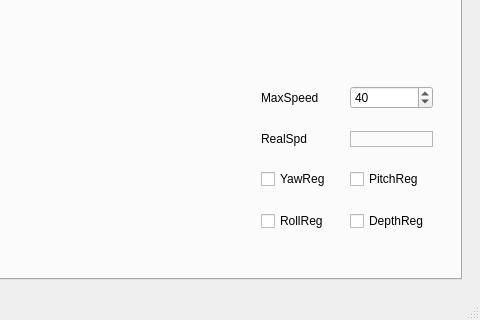
Old version of the form qt/cc/mainwindow.ui in the repository AndrewGrishchenko/MATE2021; both pictures show x 471 to 951 and y 357 to 677 of the 951 by 677 pixel window.
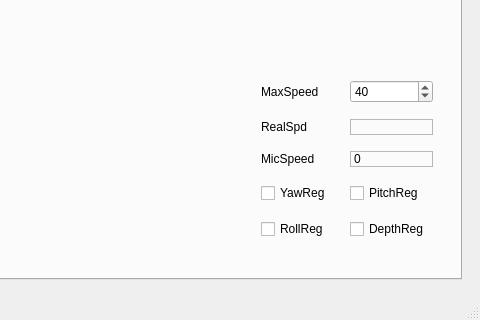
New version of the form. Custom widgets are drawn as their Qt base class.

The edit to the form file:
```diff
--- a/qt/cc/mainwindow.ui
+++ b/qt/cc/mainwindow.ui
@@ -150,29 +150,6 @@
                   <item>
                    <widget class="QWidget" name="gridWidget" native="true">
                     <layout class="QGridLayout" name="gridLayout_6">
-                     <item row="1" column="1">
-                      <widget class="QLabel" name="RealSpd_Value2">
-                       <property name="sizePolicy">
-                        <sizepolicy hsizetype="Preferred" vsizetype="Fixed">
-                         <horstretch>0</horstretch>
-                         <verstretch>0</verstretch>
-                        </sizepolicy>
-                       </property>
-                       <property name="frameShape">
-                        <enum>QFrame::StyledPanel</enum>
-                       </property>
-                       <property name="text">
-                        <string/>
-                       </property>
-                      </widget>
-                     </item>
-                     <item row="2" column="1">
-                      <widget class="QCheckBox" name="PitchReg_Enabler2">
-                       <property name="text">
-                        <string>PitchReg</string>
-                       </property>
-                      </widget>
-                     </item>
                      <item row="0" column="1">
                       <widget class="QSpinBox" name="MaxSpeed_Value2">
                        <property name="value">
@@ -180,6 +157,36 @@
                        </property>
                       </widget>
                      </item>
+                     <item row="3" column="0">
+                      <widget class="QCheckBox" name="YawReg_Enabler2">
+                       <property name="text">
+                        <string>YawReg</string>
+                       </property>
+                      </widget>
+                     </item>
+                     <item row="4" column="0">
+                      <widget class="QCheckBox" name="RollReg_Enabler2">
+                       <property name="text">
+                        <string>RollReg</string>
+                       </property>
+                      </widget>
+                     </item>
+                     <item row="1" column="1">
+                      <widget class="QLabel" name="RealSpd_Value2">
+                       <property name="sizePolicy">
+                        <sizepolicy hsizetype="Preferred" vsizetype="Fixed">
+                         <horstretch>0</horstretch>
+                         <verstretch>0</verstretch>
+                        </sizepolicy>
+                       </property>
+                       <property name="frameShape">
+                        <enum>QFrame::StyledPanel</enum>
+                       </property>
+                       <property name="text">
+                        <string/>
+                       </property>
+                      </widget>
+                     </item>
                      <item row="0" column="0">
                       <widget class="QLabel" name="label_31">
                        <property name="text">
@@ -187,13 +194,6 @@
                        </property>
                       </widget>
                      </item>
-                     <item row="2" column="0">
-                      <widget class="QCheckBox" name="YawReg_Enabler2">
-                       <property name="text">
-                        <string>YawReg</string>
-                       </property>
-                      </widget>
-                     </item>
                      <item row="1" column="0">
                       <widget class="QLabel" name="label_32">
                        <property name="text">
@@ -201,20 +201,43 @@
                        </property>
                       </widget>
                      </item>
-                     <item row="3" column="0">
-                      <widget class="QCheckBox" name="RollReg_Enabler2">
-                       <property name="text">
-                        <string>RollReg</string>
-                       </property>
-                      </widget>
-                     </item>
-                     <item row="3" column="1">
+                     <item row="4" column="1">
                       <widget class="QCheckBox" name="DepthReg_Enabler2">
                        <property name="text">
                         <string>DepthReg</string>
                        </property>
                       </widget>
                      </item>
+                     <item row="3" column="1">
+                      <widget class="QCheckBox" name="PitchReg_Enabler2">
+                       <property name="text">
+                        <string>PitchReg</string>
+                       </property>
+                      </widget>
+                     </item>
+                     <item row="2" column="0">
+                      <widget class="QLabel" name="label_34">
+                       <property name="text">
+                        <string>MicSpeed</string>
+                       </property>
+                      </widget>
+                     </item>
+                     <item row="2" column="1">
+                      <widget class="QLabel" name="MicSpeed_label">
+                       <property name="sizePolicy">
+                        <sizepolicy hsizetype="Preferred" vsizetype="Fixed">
+                         <horstretch>0</horstretch>
+                         <verstretch>0</verstretch>
+                        </sizepolicy>
+                       </property>
+                       <property name="frameShape">
+                        <enum>QFrame::StyledPanel</enum>
+                       </property>
+                       <property name="text">
+                        <string>0</string>
+                       </property>
+                      </widget>
+                     </item>
                     </layout>
                    </widget>
                   </item>
```
